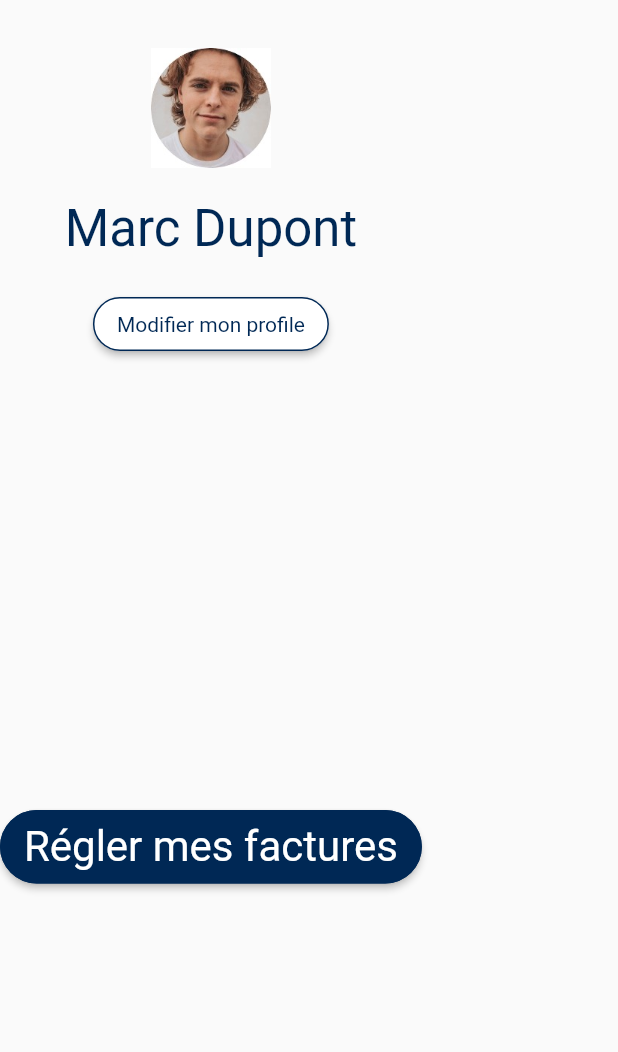
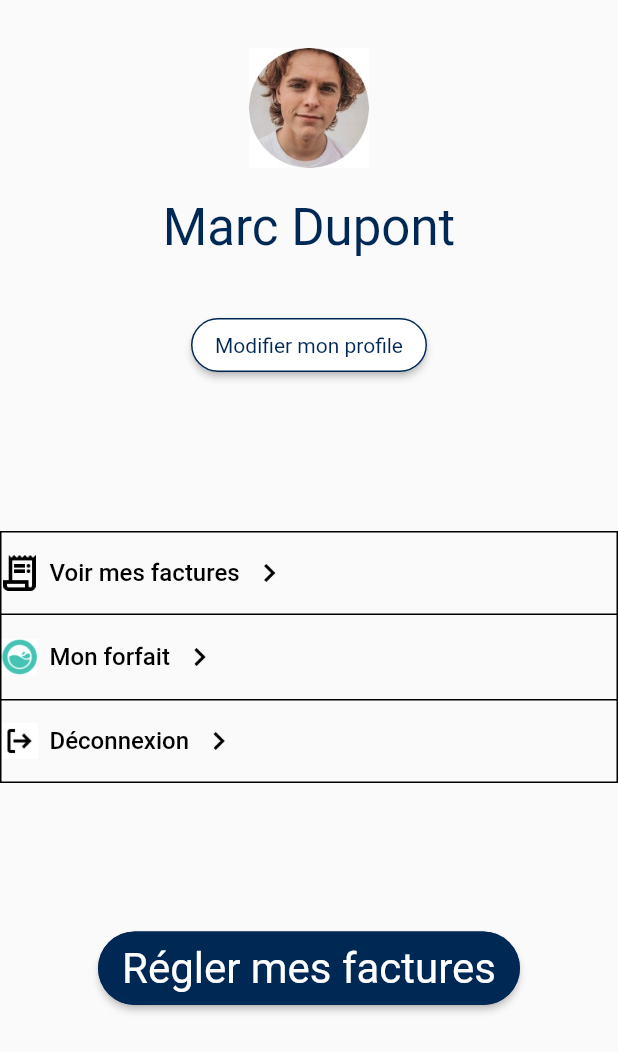
Before and after one commit to FYHNJ/forfait_mo50, a Flutter app: the Profile widget shown alone on an empty page, opened directly, on a phone screen of 412 x 824 dp. Shown: the top 1052 px of the screen. Run offline on Flutter 3.47's test engine with Material 2 defaults, Android fonts, the phone set to English and light mode, and no system bars; accounts and stored records are empty.

Commit message:
profil add button

```diff
--- a/lib/Profile/profile.dart
+++ b/lib/Profile/profile.dart
@@ -11,18 +11,26 @@ class Profile extends StatefulWidget {
 class _Profile extends State<Profile> {
   @override
   Widget build(BuildContext context) {
-    return Column(
-      children: <Widget>[
-        Container(
-          margin: const EdgeInsets.only(top: 32),
+    return Stack(
+      children: [
+        Positioned(
+          top: 32,
+          left: 0,
+          right: 0,
+          child: Align(
+            alignment: Alignment.center,
             child: Image.asset(
-            'assets/images/MarcDupont.jpg',
+              'assets/images/MarcDupont.jpeg',
               width: 80,
               height: 80,
             ),
           ),
-        Container(
-          margin: const EdgeInsets.only(top: 20),
+        ),
+        Align(
+          alignment: Alignment.topCenter,
+          child: Padding(
+            padding:
+                EdgeInsets.only(top: MediaQuery.of(context).padding.top + 131),
             child: const Text(
               'Marc Dupont',
               style: TextStyle(
@@ -31,15 +39,21 @@ class _Profile extends State<Profile> {
               ),
             ),
           ),
-        const SizedBox(height: 20), // 添加垂直间距
-        ElevatedButton(
+        ),
+        Align(
+          alignment: Alignment.topCenter,
+          child: Padding(
+            padding:
+                EdgeInsets.only(top: MediaQuery.of(context).padding.top + 206),
+            child: ElevatedButton(
               onPressed: () {},
               style: ElevatedButton.styleFrom(
-            padding: const EdgeInsets.symmetric(horizontal: 16, vertical: 8),
-            backgroundColor: Colors.white, // 设置按钮背景色为白色
+                padding:
+                    const EdgeInsets.symmetric(horizontal: 16, vertical: 8),
+                backgroundColor: Colors.white, // 设置按钮背景色
                 foregroundColor: const Color.fromRGBO(0, 40, 85, 1), // 设置按钮文字颜色
                 textStyle: const TextStyle(
-              fontSize: 14, // 设置按钮文字大小为20
+                  fontSize: 14, // 设置按钮文字大小
                 ),
                 shape: RoundedRectangleBorder(
                   borderRadius: BorderRadius.circular(25), // 设置按钮圆角
@@ -48,14 +62,138 @@ class _Profile extends State<Profile> {
                 ),
               ),
               child: const Text('Modifier mon profile',
-              style:
-                  TextStyle(color: Color.fromRGBO(0, 40, 85, 1))), // 设置按钮文字内容
+                  style: TextStyle(
+                      color: Color.fromRGBO(0, 40, 85, 1))), // 设置按钮文字内容
             ),
-        const SizedBox(height: 300),
-        ElevatedButton(
+          ),
+        ),
+        Align(
+          alignment: Alignment.topCenter,
+          child: Padding(
+            padding:
+                EdgeInsets.only(top: MediaQuery.of(context).padding.top + 354),
+            child: Column(
+              crossAxisAlignment: CrossAxisAlignment.stretch,
+              children: [
+                Container(
+                  height: 56,
+                  decoration: BoxDecoration(
+                    border: Border.all(
+                      color: Colors.black,
+                      width: 1,
+                    ),
+                  ),
+                  child: Row(
+                    children: [
+                      Image.asset(
+                        'assets/images/facture.jpeg',
+                        width: 24,
+                        height: 24,
+                      ),
+                      TextButton(
+                        onPressed: () {},
+                        child: const Text(
+                          'Voir mes factures',
+                          style: TextStyle(
+                            fontSize: 16,
+                            color: Colors.black,
+                          ),
+                        ),
+                      ),
+                      Image.asset(
+                        'assets/images/arrow.jpeg',
+                        width: 24,
+                        height: 24,
+                      ),
+                    ],
+                  ),
+                ),
+                Container(
+                  height: 56,
+                  decoration: const BoxDecoration(
+                    border: Border(
+                      left: BorderSide(
+                        color: Colors.black,
+                        width: 1,
+                      ),
+                      right: BorderSide(
+                        color: Colors.black,
+                        width: 1,
+                      ),
+                    ),
+                  ),
+                  child: Row(
+                    children: [
+                      Image.asset(
+                        'assets/images/1.jpeg',
+                        width: 24,
+                        height: 24,
+                      ),
+                      TextButton(
+                        onPressed: () {},
+                        child: const Text(
+                          'Mon forfait',
+                          style: TextStyle(
+                            fontSize: 16,
+                            color: Colors.black,
+                          ),
+                        ),
+                      ),
+                      Image.asset(
+                        'assets/images/arrow.jpeg',
+                        width: 24,
+                        height: 24,
+                      ),
+                    ],
+                  ),
+                ),
+                Container(
+                  height: 56,
+                  decoration: BoxDecoration(
+                    border: Border.all(
+                      color: Colors.black,
+                      width: 1,
+                    ),
+                  ),
+                  child: Row(
+                    children: [
+                      Image.asset(
+                        'assets/images/logout.jpeg',
+                        width: 24,
+                        height: 24,
+                      ),
+                      TextButton(
+                        onPressed: () {},
+                        child: const Text(
+                          'Déconnexion',
+                          style: TextStyle(
+                            fontSize: 16,
+                            color: Colors.black,
+                          ),
+                        ),
+                      ),
+                      Image.asset(
+                        'assets/images/arrow.jpeg',
+                        width: 24,
+                        height: 24,
+                      ),
+                    ],
+                  ),
+                ),
+              ],
+            ),
+          ),
+        ),
+        Align(
+          alignment: Alignment.topCenter,
+          child: Padding(
+            padding:
+                EdgeInsets.only(top: MediaQuery.of(context).padding.top + 621),
+            child: ElevatedButton(
               onPressed: () {},
               style: ElevatedButton.styleFrom(
-            padding: const EdgeInsets.symmetric(horizontal: 16, vertical: 8),
+                padding:
+                    const EdgeInsets.symmetric(horizontal: 16, vertical: 8),
                 backgroundColor: const Color.fromRGBO(0, 40, 85, 1), // 设置按钮背景色
                 foregroundColor: Colors.white, // 设置按钮文字颜色
                 textStyle: const TextStyle(
@@ -70,6 +208,8 @@ class _Profile extends State<Profile> {
               child: const Text('Régler mes factures',
                   style: TextStyle(color: Colors.white)), // 设置按钮文字内容
             ),
+          ),
+        ),
       ],
     );
   }
--- a/pubspec.yaml
+++ b/pubspec.yaml
@@ -67,8 +67,10 @@ flutter:
   assets:
      - assets/images/1.jpeg
      - assets/images/2.png
-     - assets/images/facture.jpg
-     - assets/images/MarcDupont.jpg
+     - assets/images/facture.jpeg
+     - assets/images/MarcDupont.jpeg
+     - assets/images/logout.jpeg
+     - assets/images/arrow.jpeg
 
 
   # An image asset can refer to one or more resolution-specific "variants", see
```
Also changed, not shown: assets/images/MarcDupont.jpeg (added), assets/images/arrow.jpeg (added), assets/images/facture.jpeg (added), assets/images/logout.jpeg (added), pubspec.lock, 1 other file. Lines whose indentation alone changed are shown as unchanged.
